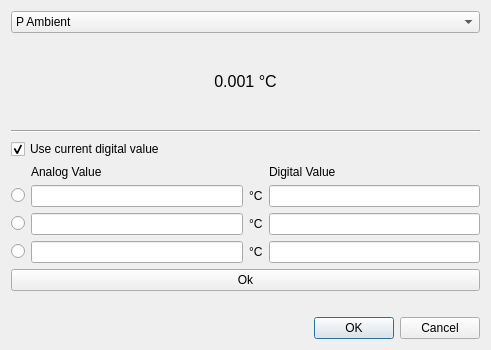
Old version of the form MEEGA-Groundstation/UI-Files/MEEGA_calibration.ui in the repository JanNiklasJuedt/MEEGA-Software.
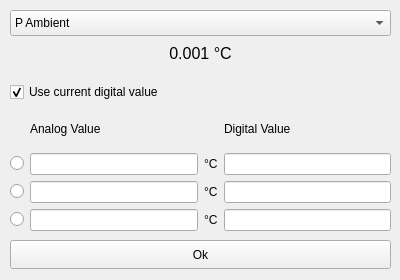
New version of the form.

What changed in the file:
```diff
--- a/MEEGA-Groundstation/UI-Files/MEEGA_calibration.ui
+++ b/MEEGA-Groundstation/UI-Files/MEEGA_calibration.ui
@@ -1,21 +1,92 @@
 <?xml version="1.0" encoding="UTF-8"?>
 <ui version="4.0">
- <class>Sensor_Calibration</class>
- <widget class="QDialog" name="Sensor_Calibration">
+ <class>Calibration</class>
+ <widget class="QWidget" name="Calibration">
   <property name="geometry">
    <rect>
     <x>0</x>
     <y>0</y>
-    <width>491</width>
-    <height>350</height>
+    <width>400</width>
+    <height>280</height>
    </rect>
   </property>
+  <property name="minimumSize">
+   <size>
+    <width>400</width>
+    <height>280</height>
+   </size>
+  </property>
+  <property name="maximumSize">
+   <size>
+    <width>400</width>
+    <height>280</height>
+   </size>
+  </property>
   <property name="windowTitle">
-   <string>MEEGA - Sensor Calibration</string>
+   <string>Calibration</string>
   </property>
-  <layout class="QVBoxLayout" name="verticalLayout">
-   <item>
+  <widget class="QLabel" name="currentValue">
+   <property name="geometry">
+    <rect>
+     <x>20</x>
+     <y>40</y>
+     <width>361</width>
+     <height>27</height>
+    </rect>
+   </property>
+   <property name="font">
+    <font>
+     <pointsize>12</pointsize>
+    </font>
+   </property>
+   <property name="text">
+    <string>0.001 °C</string>
+   </property>
+   <property name="alignment">
+    <set>Qt::AlignmentFlag::AlignCenter</set>
+   </property>
+  </widget>
+  <widget class="QCheckBox" name="useCurrentDigital">
+   <property name="geometry">
+    <rect>
+     <x>10</x>
+     <y>80</y>
+     <width>321</width>
+     <height>24</height>
+    </rect>
+   </property>
+   <property name="text">
+    <string>Use current digital value</string>
+   </property>
+   <property name="checked">
+    <bool>true</bool>
+   </property>
+  </widget>
+  <widget class="QPushButton" name="okButton">
+   <property name="enabled">
+    <bool>true</bool>
+   </property>
+   <property name="geometry">
+    <rect>
+     <x>10</x>
+     <y>240</y>
+     <width>381</width>
+     <height>29</height>
+    </rect>
+   </property>
+   <property name="text">
+    <string>Ok</string>
+   </property>
+  </widget>
     <widget class="QComboBox" name="sensorSelect">
+   <property name="geometry">
+    <rect>
+     <x>10</x>
+     <y>10</y>
+     <width>381</width>
+     <height>26</height>
+    </rect>
+   </property>
      <item>
       <property name="text">
        <string>P Ambient</string>
@@ -82,40 +153,15 @@
       </property>
      </item>
     </widget>
-   </item>
-   <item>
-    <widget class="QLabel" name="currentValue">
-     <property name="font">
-      <font>
-       <pointsize>12</pointsize>
-      </font>
-     </property>
-     <property name="text">
-      <string>0.001 °C</string>
-     </property>
-     <property name="alignment">
-      <set>Qt::AlignmentFlag::AlignCenter</set>
-     </property>
-    </widget>
-   </item>
-   <item>
-    <widget class="Line" name="line">
-     <property name="orientation">
-      <enum>Qt::Orientation::Horizontal</enum>
-     </property>
-    </widget>
-   </item>
-   <item>
-    <widget class="QCheckBox" name="useCurrentDigital">
-     <property name="text">
-      <string>Use current digital value</string>
-     </property>
-     <property name="checked">
-      <bool>true</bool>
-     </property>
-    </widget>
-   </item>
-   <item>
+  <widget class="QWidget" name="layoutWidget">
+   <property name="geometry">
+    <rect>
+     <x>10</x>
+     <y>110</y>
+     <width>381</width>
+     <height>121</height>
+    </rect>
+   </property>
     <layout class="QGridLayout" name="gridLayout">
      <item row="3" column="0">
       <widget class="QRadioButton" name="radioButton3">
@@ -141,13 +187,6 @@
        </property>
       </widget>
      </item>
-     <item row="3" column="2">
-      <widget class="QLineEdit" name="analogEdit3">
-       <property name="inputMethodHints">
-        <set>Qt::InputMethodHint::ImhFormattedNumbersOnly</set>
-       </property>
-      </widget>
-     </item>
      <item row="3" column="4">
       <widget class="QLineEdit" name="digitalEdit3"/>
      </item>
@@ -206,45 +245,15 @@
        </property>
       </widget>
      </item>
-    </layout>
-   </item>
-   <item>
-    <widget class="QPushButton" name="okButton">
-     <property name="enabled">
-      <bool>true</bool>
-     </property>
-     <property name="text">
-      <string>Ok</string>
-     </property>
-    </widget>
-   </item>
-   <item>
-    <spacer name="verticalSpacer">
-     <property name="orientation">
-      <enum>Qt::Orientation::Vertical</enum>
-     </property>
-     <property name="sizeType">
-      <enum>QSizePolicy::Policy::Minimum</enum>
-     </property>
-     <property name="sizeHint" stdset="0">
-      <size>
-       <width>20</width>
-       <height>20</height>
-      </size>
-     </property>
-    </spacer>
-   </item>
-   <item>
-    <widget class="QDialogButtonBox" name="buttonBox">
-     <property name="orientation">
-      <enum>Qt::Orientation::Horizontal</enum>
-     </property>
-     <property name="standardButtons">
-      <set>QDialogButtonBox::StandardButton::Cancel|QDialogButtonBox::StandardButton::Ok</set>
-     </property>
-    </widget>
-   </item>
-  </layout>
+    <item row="3" column="2">
+     <widget class="QLineEdit" name="analogEdit3">
+      <property name="inputMethodHints">
+       <set>Qt::InputMethodHint::ImhFormattedNumbersOnly</set>
+      </property>
+     </widget>
+    </item>
+   </layout>
+  </widget>
  </widget>
  <resources/>
  <connections>
```
Left out of the diff: 35 changed lines with no effect on the pictures. Lines whose indentation alone changed are shown as unchanged.
